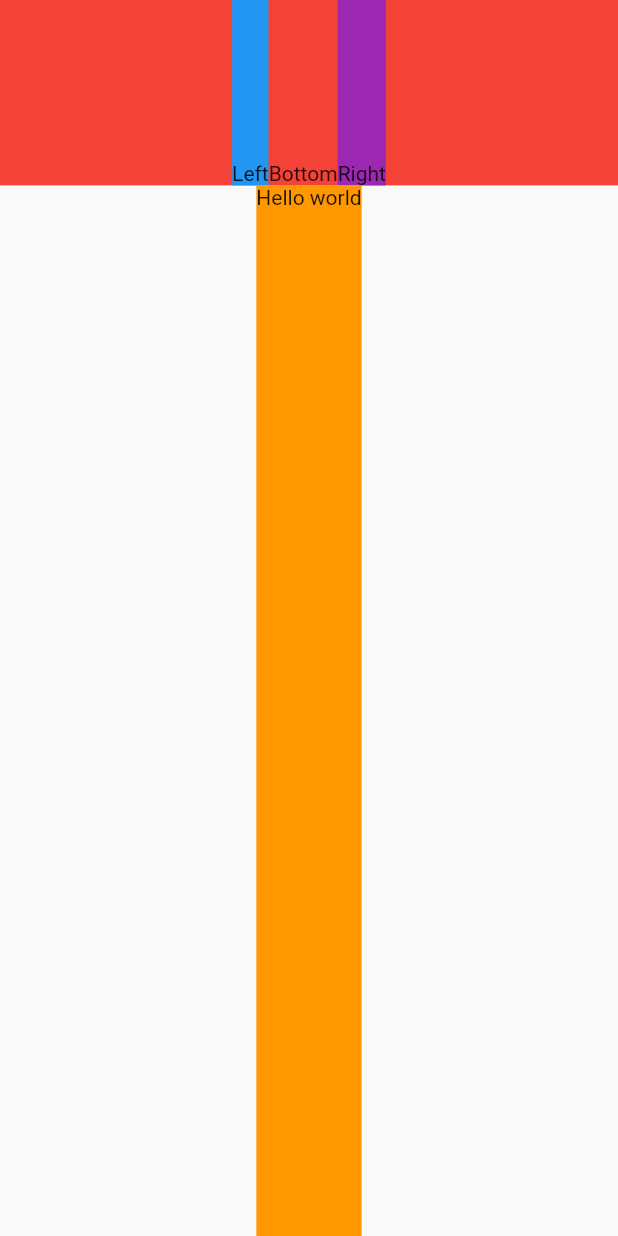
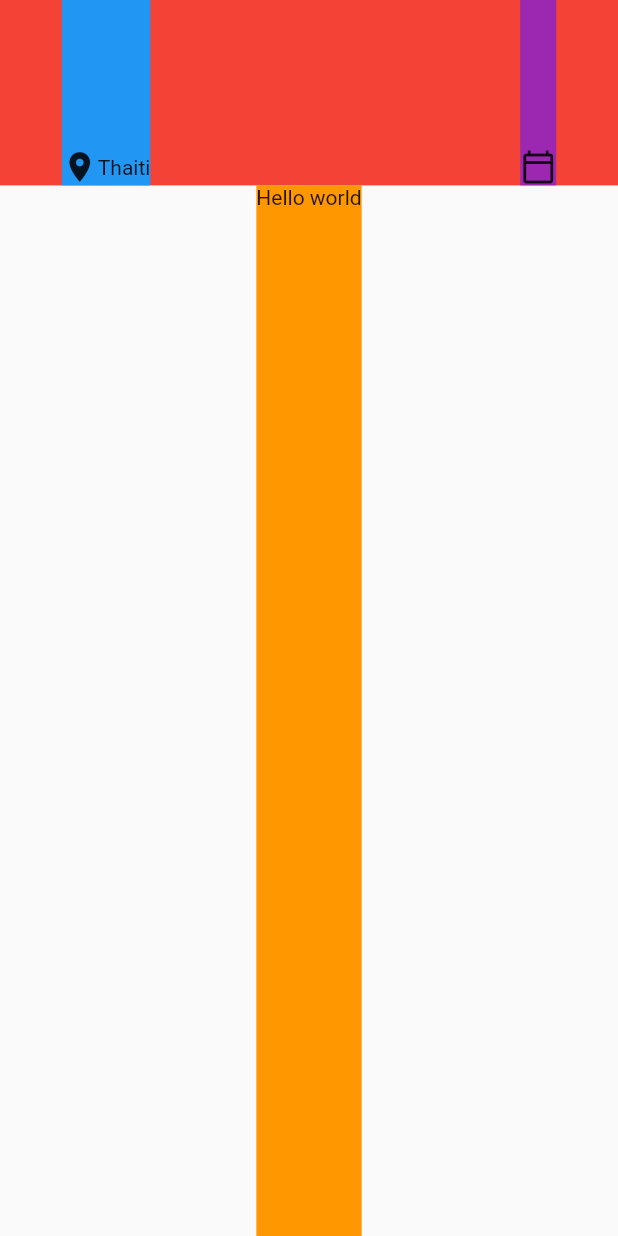
Before and after one commit to KylianGERMAIN/CloudApp, a Flutter app: the screen it shows after launch, on a phone screen of 412 x 824 dp. Run offline on Flutter 3.47's test engine with Material 2 defaults, Android fonts, the phone set to English and light mode, and no system bars.

Commit message:
[ADD] class destination
with destination as parameter and icon location

```diff
--- /dev/null
+++ b/lib/Destination/destination.dart
@@ -0,0 +1,45 @@
+import 'package:flutter/material.dart';
+
+class MyDestination extends StatefulWidget {
+  const MyDestination({Key? key, required this.destination}) : super(key: key);
+
+  final String destination;
+
+  @override
+  MyDestinationState createState() {
+    return MyDestinationState();
+  }
+}
+
+class MyDestinationState extends State<MyDestination> {
+  MyDestinationState();
+
+  @override
+  void initState() {
+    super.initState();
+  }
+
+  @override
+  void dispose() {
+    super.dispose();
+  }
+
+  @override
+  Widget build(BuildContext context) {
+    return (
+      Container(
+        color: Colors.blue,
+        height: MediaQuery.of(context).size.height * 0.15,
+        child: Align(
+            alignment: Alignment.bottomRight,
+            child: Row(
+              children: <Widget>[
+                const Icon(Icons.location_on),
+                Text(widget.destination)
+              ]
+            ),
+          ),
+      )
+    );
+  }
+}
--- /dev/null
+++ b/lib/Destination/destination_bar.dart
@@ -0,0 +1,42 @@
+import 'package:flutter/material.dart';
+import 'destination.dart';
+
+class MyDestinationBar extends StatefulWidget {
+  const MyDestinationBar({Key? key}) : super(key: key);
+
+  @override
+  State<MyDestinationBar> createState() => _MyDestinationState();
+}
+
+class _MyDestinationState extends State<MyDestinationBar> {
+  @override
+  Widget build(BuildContext context) {
+    return Container(
+      color: Colors.red,
+      child: Row(
+        mainAxisAlignment: MainAxisAlignment.spaceBetween,
+        children: <Widget>[
+          Padding(
+              padding: EdgeInsets.symmetric(
+                  vertical: 0,
+                  horizontal: MediaQuery.of(context).size.width / 10),
+              child: const MyDestination(destination: "Thaiti")),
+          Padding(
+              padding: EdgeInsets.symmetric(
+                  vertical: 0,
+                  horizontal: MediaQuery.of(context).size.width / 10),
+              child: Container(
+                color: Colors.purple,
+                height: MediaQuery.of(context).size.height * 0.15,
+                child: const Expanded(
+                  child: Align(
+                    alignment: Alignment.bottomLeft,
+                    child: Icon(Icons.calendar_today_outlined),
+                  ),
+                ),
+              )),
+        ],
+      ),
+    );
+  }
+}
--- a/lib/main.dart
+++ b/lib/main.dart
@@ -1,5 +1,5 @@
 import 'package:flutter/material.dart';
-import 'navigation_bar.dart';
+import 'Destination/destination_bar.dart';
 
 void main() {
   runApp(const MyApp());
@@ -36,7 +36,7 @@ class _MyHomePageState extends State<MyHomePage> {
       body: Center(
         child: Column(
           children: <Widget>[
-            const MyNavigationBar(),
+            const MyDestinationBar(),
             Container(
               color: Colors.orange,
               height: MediaQuery.of(context).size.height * 0.85,
--- a/lib/navigation_bar.dart
+++ /dev/null
@@ -1,55 +0,0 @@
-import 'package:flutter/material.dart';
-
-
-class MyNavigationBar extends StatefulWidget {
-  const MyNavigationBar({Key? key}) : super(key: key);
-
-
-  @override
-  State<MyNavigationBar> createState() => _MyNavigationBarState();
-}
-
-class _MyNavigationBarState extends State<MyNavigationBar> {
-
-  @override
-  Widget build(BuildContext context) {
-    return Container(
-      color: Colors.red,
-      child: Row(
-            mainAxisAlignment: MainAxisAlignment.center,
-            children: <Widget>[
-              Container(
-                color: Colors.blue,
-                height: MediaQuery.of(context).size.height * 0.15,
-                child: const Expanded(
-                  child: Align(
-                    alignment: Alignment.bottomLeft,
-                    child: Text('Left'),
-                  ),
-                ),
-              ),
-              Container(
-                color: Colors.red,
-                height: MediaQuery.of(context).size.height * 0.15,
-                child: const Expanded(
-                  child: Align(
-                    alignment: Alignment.bottomCenter,
-                    child: Text('Bottom'),
-                  ),
-                ),
-              ),
-              Container(
-                color: Colors.purple,
-                height: MediaQuery.of(context).size.height * 0.15,
-                child: const Expanded(
-                  child: Align(
-                    alignment: Alignment.bottomLeft,
-                    child: Text('Right'),
-                  ),
-                ),
-              )
-            ],
-      ),
-    );
-  }
-}
```
